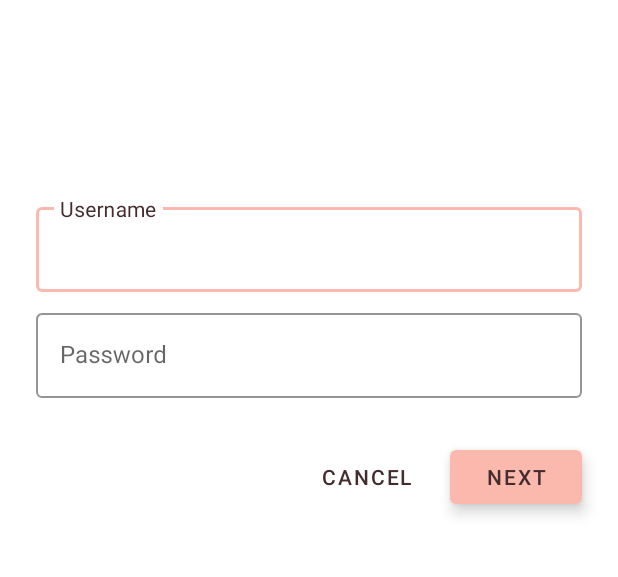
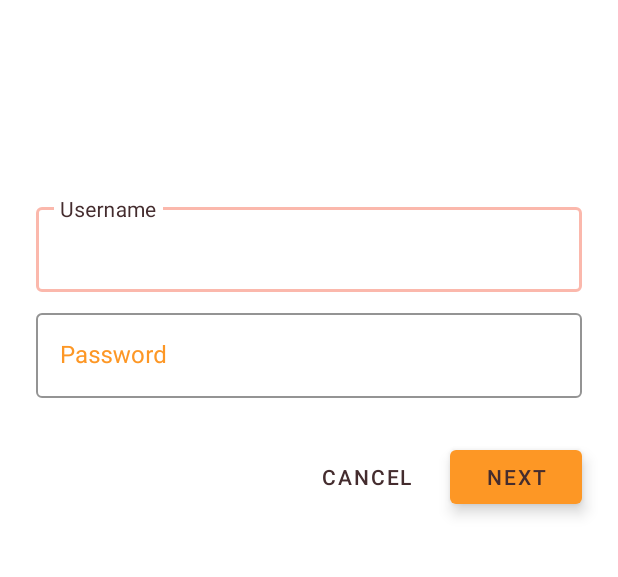
Before and after one commit to volodeead/lab10shrine, an Android app: the screen it shows after launch (MainActivity), on a phone screen of 412 x 824 dp, the part 296-873 px from its top. Run offline under Robolectric (Android 15) with nearby library versions, the phone set to English and light mode, and no system bars.

Commit message:
Change the layout, Try another theme

```diff
--- a/app/src/main/AndroidManifest.xml
+++ b/app/src/main/AndroidManifest.xml
@@ -12,7 +12,7 @@
         android:roundIcon="@mipmap/ic_launcher_round"
         android:supportsRtl="true"
         android:name="com.google.codelabs.mdc.kotlin.shrine.application.ShrineApplication"
-        android:theme="@style/Theme.Shrine">
+        android:theme="@style/Theme.Shrine.Autumn">
         <activity android:name=".MainActivity">
             <intent-filter>
                 <action android:name="android.intent.action.MAIN" />
--- a/app/src/main/java/com/google/codelabs/mdc/kotlin/shrine/ProductGridItemDecoration.kt
+++ b/app/src/main/java/com/google/codelabs/mdc/kotlin/shrine/ProductGridItemDecoration.kt
@@ -13,8 +13,6 @@ class ProductGridItemDecoration(private val largePadding: Int, private val small
     override fun getItemOffsets(outRect: Rect, view: View,
                                 parent: RecyclerView, state: RecyclerView.State) {
         outRect.left = smallPadding
-        outRect.right = smallPadding
-        outRect.top = largePadding
-        outRect.bottom = largePadding
+        outRect.right = largePadding
     }
 }
--- a/app/src/main/res/values/colors.xml
+++ b/app/src/main/res/values/colors.xml
@@ -4,8 +4,9 @@
     <color name="colorPrimaryDark">#FBB8AC</color>
     <color name="colorAccent">#FEDBD0</color>
     <color name="textColorPrimary">#442C2E</color>
-    <color name="toolbarIconColor">@color/textColorPrimary</color>
     <color name="loginPageBackgroundColor">#FFFFFF</color>
     <color name="productGridBackgroundColor">#FFFFFF</color>
     <color name="textInputOutlineColor">#FBB8AC</color>
+    <color name="toolbarIconColor">#FFFFFF</color>
+
 </resources>
--- a/app/src/main/res/values/styles.xml
+++ b/app/src/main/res/values/styles.xml
@@ -10,11 +10,22 @@
         <item name="android:textColorPrimary">@color/textColorPrimary</item>
     </style>
 
+    <style name="Theme.Shrine.Autumn" parent="Theme.Shrine">
+        <item name="colorPrimary">#FFCF44</item>
+        <item name="colorPrimaryDark">#FD9725</item>
+        <item name="colorAccent">#FD9725</item>
+        <item name="colorOnPrimary">#FFFFFF</item>
+        <item name="colorError">#FD9725</item>
+    </style>
+
     <style name="Widget.Shrine.TextInputLayout" parent="Widget.MaterialComponents.TextInputLayout.OutlinedBox">
-        <item name="hintTextAppearance">@style/TextAppearance.Shrine.TextInputLayout.HintText</item>
         <item name="hintTextColor">@color/textColorPrimary</item>
+        <item name="boxStrokeColor">@color/textInputOutlineColor</item>
+        <item name="hintTextAppearance">
+            @style/TextAppearance.Shrine.TextInputLayout.HintText
+        </item>
         <item name="android:paddingBottom">8dp</item>
-        <item name="boxStrokeColor">@color/textInputOutlineColor</item>
+        <item name="android:textColorHint">?attr/colorPrimaryDark</item>
     </style>
 
     <style name="TextAppearance.Shrine.TextInputLayout.HintText" parent="TextAppearance.MaterialComponents.Subtitle2">
@@ -48,6 +59,11 @@
         <item name="textAllCaps">true</item>
         <item name="android:textStyle">bold</item>
         <item name="android:textColor">?android:attr/textColorPrimary</item>
+        <item name="android:background">?attr/colorAccent</item>
+        <item name="android:theme">?theme</item>
+        <item name="popupTheme">@style/ThemeOverlay.AppCompat.Light</item>
+        <item name="titleTextAppearance">@style/TextAppearance.Shrine.Toolbar</item>
     </style>
 
+
 </resources>
```
Also changed, not shown: app/src/main/java/com/google/codelabs/mdc/kotlin/shrine/ProductGridFragment.kt (+12 -5 lines).
